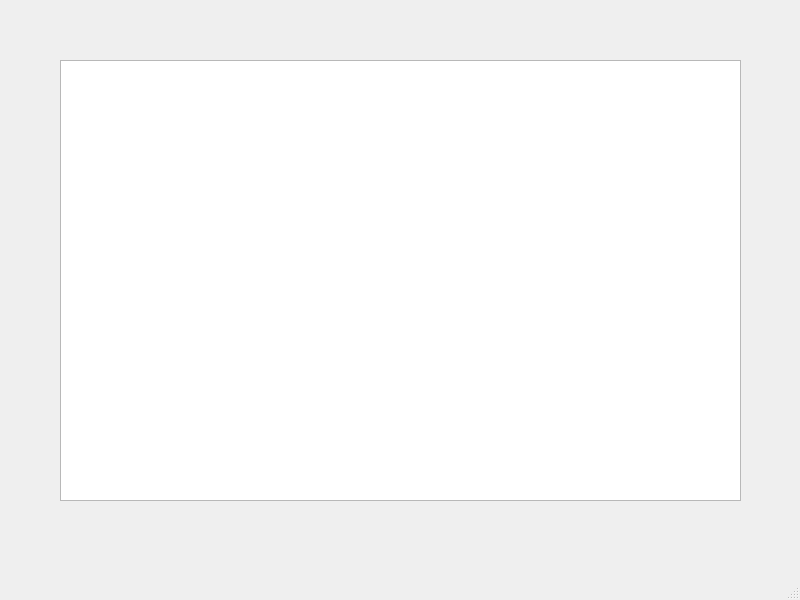
The window that gui/mainwindow.ui (wildHun7/Estimator) describes before a commit, drawn with Qt 5.
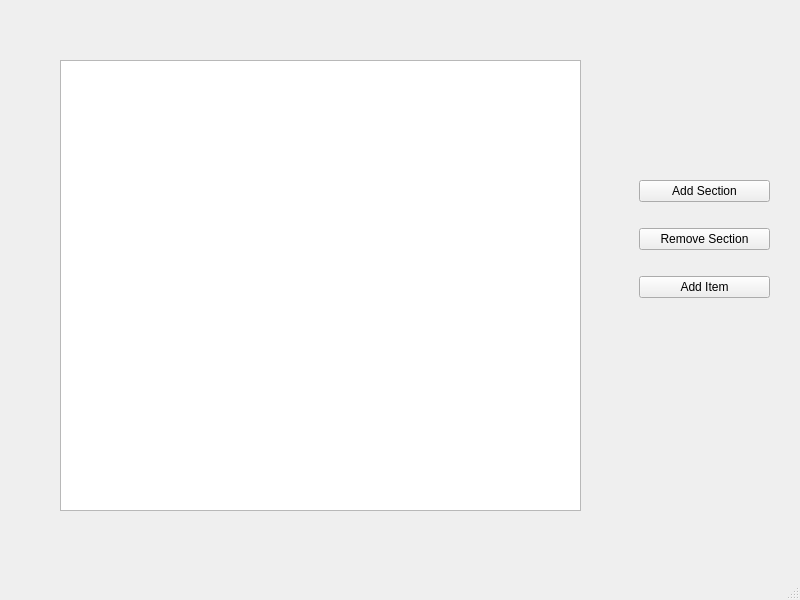
The same window after the commit.

```diff
--- a/gui/mainwindow.ui
+++ b/gui/mainwindow.ui
@@ -19,11 +19,44 @@
      <rect>
       <x>60</x>
       <y>60</y>
-      <width>681</width>
-      <height>441</height>
+      <width>521</width>
+      <height>451</height>
      </rect>
     </property>
    </widget>
+   <widget class="QWidget" name="verticalLayoutWidget">
+    <property name="geometry">
+     <rect>
+      <x>639</x>
+      <y>160</y>
+      <width>131</width>
+      <height>161</height>
+     </rect>
+    </property>
+    <layout class="QVBoxLayout" name="buttonLayout">
+     <item>
+      <widget class="QPushButton" name="addSectionButton">
+       <property name="text">
+        <string>Add Section</string>
+       </property>
+      </widget>
+     </item>
+     <item>
+      <widget class="QPushButton" name="removeSectionButton">
+       <property name="text">
+        <string>Remove Section</string>
+       </property>
+      </widget>
+     </item>
+     <item>
+      <widget class="QPushButton" name="addItemButton">
+       <property name="text">
+        <string>Add Item</string>
+       </property>
+      </widget>
+     </item>
+    </layout>
+   </widget>
   </widget>
   <widget class="QMenuBar" name="menubar">
    <property name="geometry">
```
